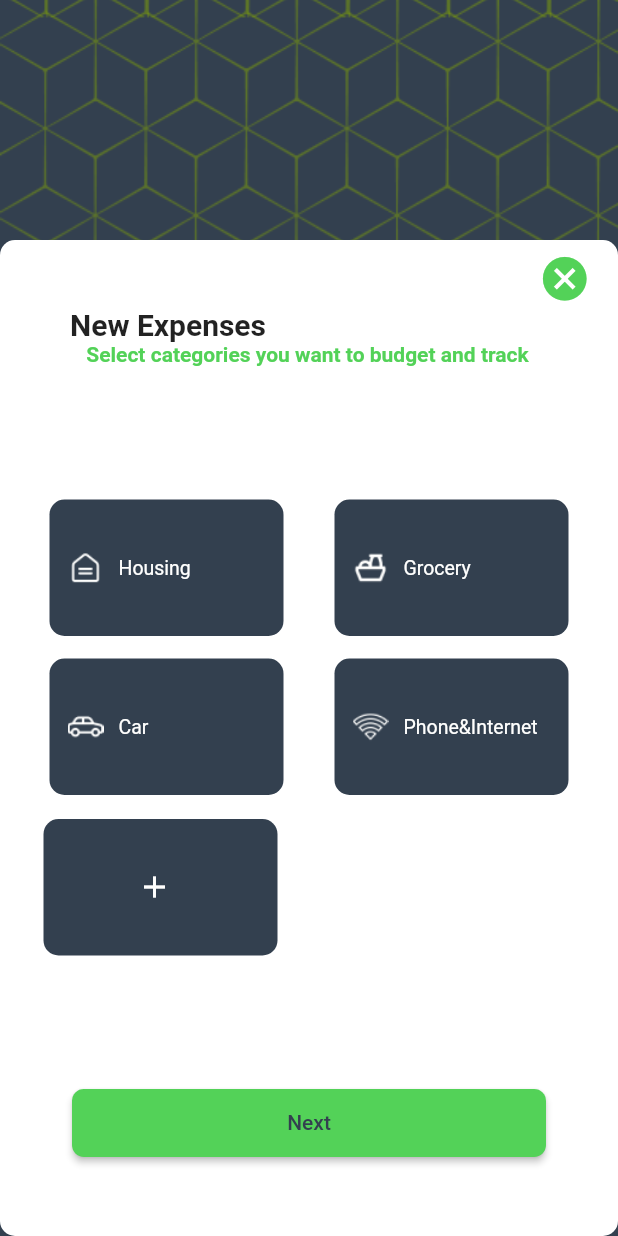
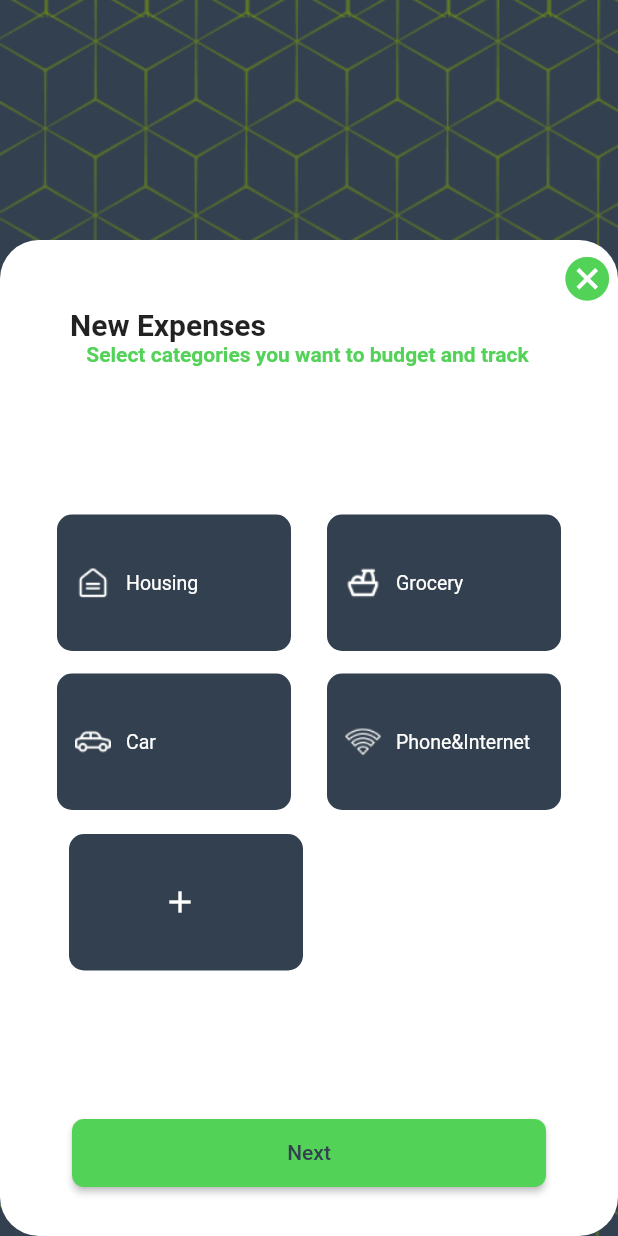
Before and after one commit to jawaher-alqotym/finance_app, a Flutter app: the ExpensesPage screen opened directly, on a phone screen of 412 x 824 dp. Run offline on Flutter 3.47's test engine with Material 2 defaults, Android fonts, the phone set to English and light mode, and no system bars; our stand-ins replace flutter_svg, get, percent_indicator, syncfusion_flutter_charts, toggle_switch; Roboto replaces fonts that are missing (Plus Jakarta Sans).

Commit message:
new commit

```diff
--- a/lib/screens/ExpencesPage.dart
+++ b/lib/screens/ExpencesPage.dart
@@ -21,7 +21,7 @@ class _ExpensesPageState extends State<ExpensesPage> {
           padding: const EdgeInsets.only(top: 160),
           child: Container(
             decoration: BoxDecoration(
-              borderRadius: BorderRadius.all(Radius.circular(10)),
+              borderRadius: BorderRadius.all(Radius.circular(26)),
               color: Colors.white,
             ),
             child: Column(
@@ -29,7 +29,7 @@ class _ExpensesPageState extends State<ExpensesPage> {
                 Container(
                     height: 30,
                     width: 30,
-                    margin: const EdgeInsets.only(left: 320.0, bottom: 15),
+                    margin: const EdgeInsets.only(left: 350.0, bottom: 15),
                     child: IconButton(
                       iconSize: 35,
                       onPressed: () {
--- a/lib/screens/NewSavingPage.dart
+++ b/lib/screens/NewSavingPage.dart
@@ -28,7 +28,7 @@ class _nextRouteState extends State<NewSaving> {
             Container(
               padding: EdgeInsets.only(top: 60, left: 10),
               alignment: Alignment.centerLeft,
-              height: 200,
+              height: 300,
               width: double.infinity,
               // color: Colors.red,
               child: Column(
--- a/lib/screens/SavingPage.dart
+++ b/lib/screens/SavingPage.dart
@@ -17,7 +17,7 @@ class SavingPage extends StatelessWidget {
           padding: const EdgeInsets.only(top: 160),
           child: Container(
             decoration: BoxDecoration(
-              borderRadius: BorderRadius.all(Radius.circular(10)),
+              borderRadius: BorderRadius.all(Radius.circular(26)),
               color: Colors.white,
             ),
             child: Column(
@@ -25,7 +25,7 @@ class SavingPage extends StatelessWidget {
                 Container(
                     height: 30,
                     width: 30,
-                    margin: const EdgeInsets.only(left: 320.0, bottom: 15),
+                    margin: const EdgeInsets.only(left: 350.0, bottom: 15),
                     child: IconButton(
                       iconSize: 35,
                       onPressed: () => {Navigator.pop(context)},
--- a/lib/widgets/expensesAndSaving.dart
+++ b/lib/widgets/expensesAndSaving.dart
@@ -20,7 +20,7 @@ class _ExpensesAndSavingWidgetState extends State<ExpensesAndSavingWidget> {
     return Container(
       child: Center(
         child: Padding(
-          padding: const EdgeInsets.all(16.0),
+          padding: const EdgeInsets.all(26.0),
           child: Container(
             height: 450,
             child: Column(
@@ -118,7 +118,7 @@ class _ExpensesAndSavingWidgetState extends State<ExpensesAndSavingWidget> {
                   ],
                 ),
                 Padding(
-                  padding: const EdgeInsets.only(left: 13, top: 16),
+                  padding: const EdgeInsets.only(left: 20, top: 16),
                   child: Row(
                     mainAxisAlignment: MainAxisAlignment.start,
                     children: [
```
